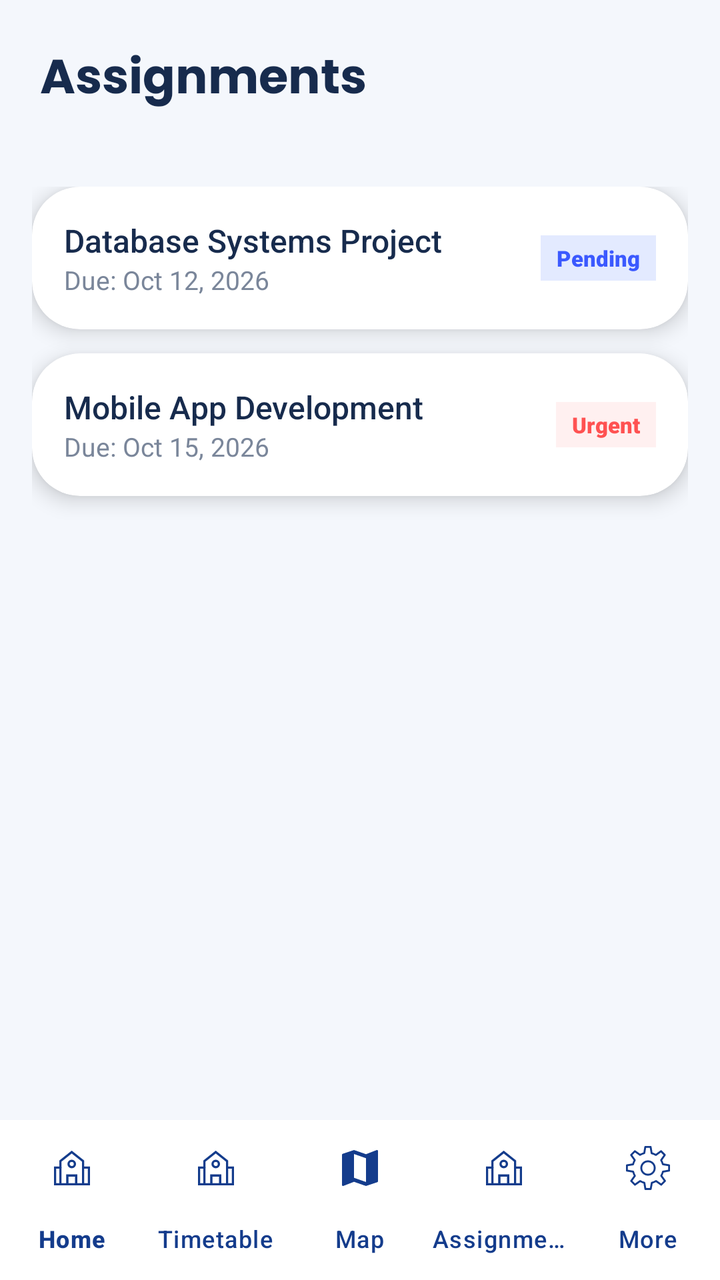
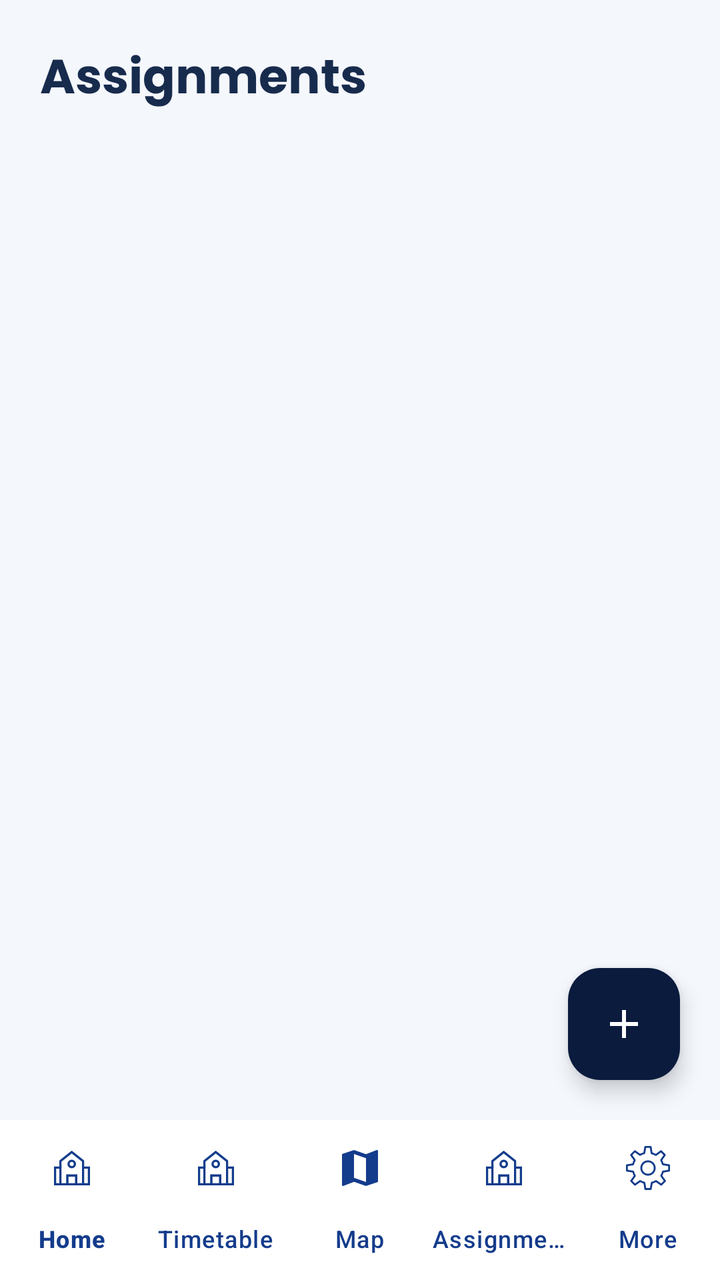

Compare the two renders of this Android layout. The source of the first and the diff that turns it into the second are given below.
<!-- AndroidManifest.xml: application theme Theme.MyCampusComp -->
<!-- res/layout/activity_assignments.xml -->
<?xml version="1.0" encoding="utf-8"?>
<androidx.constraintlayout.widget.ConstraintLayout xmlns:android="http://schemas.android.com/apk/res/android"
    xmlns:app="http://schemas.android.com/apk/res-auto"
    xmlns:tools="http://schemas.android.com/tools"
    android:layout_width="match_parent"
    android:layout_height="match_parent"
    android:background="#F4F7FC"
    tools:context=".AssignmentsActivity">

    <TextView
        android:id="@+id/tvTitle"
        android:layout_width="wrap_content"
        android:layout_height="wrap_content"
        android:layout_margin="20dp"
        android:fontFamily="@font/poppins_bold"
        android:text="Assignments"
        android:textColor="#172B4D"
        android:textSize="24sp"
        app:layout_constraintStart_toStartOf="parent"
        app:layout_constraintTop_toTopOf="parent" />

    <androidx.core.widget.NestedScrollView
        android:layout_width="match_parent"
        android:layout_height="0dp"
        android:layout_marginTop="16dp"
        app:layout_constraintBottom_toTopOf="@id/bottomNavigation"
        app:layout_constraintTop_toBottomOf="@id/tvTitle">

        <LinearLayout
            android:layout_width="match_parent"
            android:layout_height="wrap_content"
            android:orientation="vertical"
            android:padding="16dp">

            
            <com.google.android.material.card.MaterialCardView
                android:layout_width="match_parent"
                android:layout_height="wrap_content"
                android:layout_marginBottom="12dp"
                app:cardBackgroundColor="@color/white"
                app:cardCornerRadius="24dp"
                app:cardElevation="6dp"
                app:strokeWidth="0dp">

                <androidx.constraintlayout.widget.ConstraintLayout
                    android:layout_width="match_parent"
                    android:layout_height="wrap_content"
                    android:padding="16dp">

                    <TextView
                        android:id="@+id/tvAssignment1Name"
                        android:layout_width="wrap_content"
                        android:layout_height="wrap_content"
                        android:fontFamily="sans-serif-medium"
                        android:text="Database Systems Project"
                        android:textColor="#172B4D"
                        android:textSize="16sp"
                        app:layout_constraintStart_toStartOf="parent"
                        app:layout_constraintTop_toTopOf="parent" />

                    <TextView
                        android:id="@+id/tvAssignment1Due"
                        android:layout_width="wrap_content"
                        android:layout_height="wrap_content"
                        android:fontFamily="sans-serif"
                        android:text="Due: Oct 12, 2026"
                        android:textColor="#7A869A"
                        android:textSize="13sp"
                        app:layout_constraintStart_toStartOf="parent"
                        app:layout_constraintTop_toBottomOf="@id/tvAssignment1Name" />

                    <TextView
                        android:layout_width="wrap_content"
                        android:layout_height="wrap_content"
                        android:background="#E3EAFF"
                        android:fontFamily="sans-serif-black"
                        android:paddingHorizontal="8dp"
                        android:paddingVertical="4dp"
                        android:text="Pending"
                        android:textColor="#3B59FF"
                        android:textSize="11sp"
                        app:layout_constraintBottom_toBottomOf="parent"
                        app:layout_constraintEnd_toEndOf="parent"
                        app:layout_constraintTop_toTopOf="parent" />

                </androidx.constraintlayout.widget.ConstraintLayout>
            </com.google.android.material.card.MaterialCardView>

            
            <com.google.android.material.card.MaterialCardView
                android:layout_width="match_parent"
                android:layout_height="wrap_content"
                android:layout_marginBottom="12dp"
                app:cardBackgroundColor="@color/white"
                app:cardCornerRadius="24dp"
                app:cardElevation="6dp"
                app:strokeWidth="0dp">

                <androidx.constraintlayout.widget.ConstraintLayout
                    android:layout_width="match_parent"
                    android:layout_height="wrap_content"
                    android:padding="16dp">

                    <TextView
                        android:id="@+id/tvAssignment2Name"
                        android:layout_width="wrap_content"
                        android:layout_height="wrap_content"
                        android:fontFamily="sans-serif-medium"
                        android:text="Mobile App Development"
                        android:textColor="#172B4D"
                        android:textSize="16sp"
                        app:layout_constraintStart_toStartOf="parent"
                        app:layout_constraintTop_toTopOf="parent" />

                    <TextView
                        android:id="@+id/tvAssignment2Due"
                        android:layout_width="wrap_content"
                        android:layout_height="wrap_content"
                        android:fontFamily="sans-serif"
                        android:text="Due: Oct 15, 2026"
                        android:textColor="#7A869A"
                        android:textSize="13sp"
                        app:layout_constraintStart_toStartOf="parent"
                        app:layout_constraintTop_toBottomOf="@id/tvAssignment2Name" />

                    <TextView
                        android:layout_width="wrap_content"
                        android:layout_height="wrap_content"
                        android:background="#FFF0F0"
                        android:fontFamily="sans-serif-black"
                        android:paddingHorizontal="8dp"
                        android:paddingVertical="4dp"
                        android:text="Urgent"
                        android:textColor="#FF5252"
                        android:textSize="11sp"
                        app:layout_constraintBottom_toBottomOf="parent"
                        app:layout_constraintEnd_toEndOf="parent"
                        app:layout_constraintTop_toTopOf="parent" />

                </androidx.constraintlayout.widget.ConstraintLayout>
            </com.google.android.material.card.MaterialCardView>

        </LinearLayout>
    </androidx.core.widget.NestedScrollView>

    <com.google.android.material.bottomnavigation.BottomNavigationView
        android:id="@+id/bottomNavigation"
        android:layout_width="match_parent"
        android:layout_height="wrap_content"
        android:background="@color/white"
        android:elevation="16dp"
        app:itemIconTint="@color/blueDark"
        app:itemTextColor="@color/blueDark"
        app:labelVisibilityMode="labeled"
        app:layout_constraintBottom_toBottomOf="parent"
        app:menu="@menu/bottom_nav_menu" />

</androidx.constraintlayout.widget.ConstraintLayout>
<!-- resources referenced by this layout -->
<resources>
  <color name="blueDark">#143C8C</color>
  <color name="white">#FFFFFFFF</color>
  <style name="Theme.MyCampusComp" parent="Base.Theme.MyCampusComp" />
  <style name="Base.Theme.MyCampusComp" parent="Theme.Material3.DayNight.NoActionBar">
          
          
      </style>
</resources>

<!-- the commit's change to res/layout/activity_assignments.xml (unified diff, before → after) -->
@@ -19,129 +19,43 @@
         app:layout_constraintStart_toStartOf="parent"
         app:layout_constraintTop_toTopOf="parent" />
 
-    <androidx.core.widget.NestedScrollView
+    <TextView
+        android:id="@+id/tvEmptyState"
+        android:layout_width="0dp"
+        android:layout_height="wrap_content"
+        android:layout_marginHorizontal="20dp"
+        android:layout_marginTop="40dp"
+        android:gravity="center"
+        android:text="No assignments yet. Tap + to add one."
+        android:textColor="#7A869A"
+        android:textSize="14sp"
+        android:visibility="gone"
+        app:layout_constraintEnd_toEndOf="parent"
+        app:layout_constraintStart_toStartOf="parent"
+        app:layout_constraintTop_toBottomOf="@id/tvTitle" />
+
+    <androidx.recyclerview.widget.RecyclerView
+        android:id="@+id/rvAssignments"
         android:layout_width="match_parent"
         android:layout_height="0dp"
         android:layout_marginTop="16dp"
+        android:clipToPadding="false"
+        android:paddingHorizontal="16dp"
+        android:paddingBottom="88dp"
         app:layout_constraintBottom_toTopOf="@id/bottomNavigation"
-        app:layout_constraintTop_toBottomOf="@id/tvTitle">
+        app:layout_constraintTop_toBottomOf="@id/tvTitle" />
 
-        <LinearLayout
-            android:layout_width="match_parent"
-            android:layout_height="wrap_content"
-            android:orientation="vertical"
-            android:padding="16dp">
-
-            
-            <com.google.android.material.card.MaterialCardView
-                android:layout_width="match_parent"
-                android:layout_height="wrap_content"
-                android:layout_marginBottom="12dp"
-                app:cardBackgroundColor="@color/white"
-                app:cardCornerRadius="24dp"
-                app:cardElevation="6dp"
-                app:strokeWidth="0dp">
-
-                <androidx.constraintlayout.widget.ConstraintLayout
-                    android:layout_width="match_parent"
-                    android:layout_height="wrap_content"
-                    android:padding="16dp">
-
-                    <TextView
-                        android:id="@+id/tvAssignment1Name"
-                        android:layout_width="wrap_content"
-                        android:layout_height="wrap_content"
-                        android:fontFamily="sans-serif-medium"
-                        android:text="Database Systems Project"
-                        android:textColor="#172B4D"
-                        android:textSize="16sp"
-                        app:layout_constraintStart_toStartOf="parent"
-                        app:layout_constraintTop_toTopOf="parent" />
-
-                    <TextView
-                        android:id="@+id/tvAssignment1Due"
-                        android:layout_width="wrap_content"
-                        android:layout_height="wrap_content"
-                        android:fontFamily="sans-serif"
-                        android:text="Due: Oct 12, 2026"
-                        android:textColor="#7A869A"
-                        android:textSize="13sp"
-                        app:layout_constraintStart_toStartOf="parent"
-                        app:layout_constraintTop_toBottomOf="@id/tvAssignment1Name" />
-
-                    <TextView
-                        android:layout_width="wrap_content"
-                        android:layout_height="wrap_content"
-                        android:background="#E3EAFF"
-                        android:fontFamily="sans-serif-black"
-                        android:paddingHorizontal="8dp"
-                        android:paddingVertical="4dp"
-                        android:text="Pending"
-                        android:textColor="#3B59FF"
-                        android:textSize="11sp"
-                        app:layout_constraintBottom_toBottomOf="parent"
-                        app:layout_constraintEnd_toEndOf="parent"
-                        app:layout_constraintTop_toTopOf="parent" />
-
-                </androidx.constraintlayout.widget.ConstraintLayout>
-            </com.google.android.material.card.MaterialCardView>
-
-            
-            <com.google.android.material.card.MaterialCardView
-                android:layout_width="match_parent"
-                android:layout_height="wrap_content"
-                android:layout_marginBottom="12dp"
-                app:cardBackgroundColor="@color/white"
-                app:cardCornerRadius="24dp"
-                app:cardElevation="6dp"
-                app:strokeWidth="0dp">
-
-                <androidx.constraintlayout.widget.ConstraintLayout
-                    android:layout_width="match_parent"
-                    android:layout_height="wrap_content"
-                    android:padding="16dp">
-
-                    <TextView
-                        android:id="@+id/tvAssignment2Name"
-                        android:layout_width="wrap_content"
-                        android:layout_height="wrap_content"
-                        android:fontFamily="sans-serif-medium"
-                        android:text="Mobile App Development"
-                        android:textColor="#172B4D"
-                        android:textSize="16sp"
-                        app:layout_constraintStart_toStartOf="parent"
-                        app:layout_constraintTop_toTopOf="parent" />
-
-                    <TextView
-                        android:id="@+id/tvAssignment2Due"
-                        android:layout_width="wrap_content"
-                        android:layout_height="wrap_content"
-                        android:fontFamily="sans-serif"
-                        android:text="Due: Oct 15, 2026"
-                        android:textColor="#7A869A"
-                        android:textSize="13sp"
-                        app:layout_constraintStart_toStartOf="parent"
-                        app:layout_constraintTop_toBottomOf="@id/tvAssignment2Name" />
-
-                    <TextView
-                        android:layout_width="wrap_content"
-                        android:layout_height="wrap_content"
-                        android:background="#FFF0F0"
-                        android:fontFamily="sans-serif-black"
-                        android:paddingHorizontal="8dp"
-                        android:paddingVertical="4dp"
-                        android:text="Urgent"
-                        android:textColor="#FF5252"
-                        android:textSize="11sp"
-                        app:layout_constraintBottom_toBottomOf="parent"
-                        app:layout_constraintEnd_toEndOf="parent"
-                        app:layout_constraintTop_toTopOf="parent" />
-
-                </androidx.constraintlayout.widget.ConstraintLayout>
-            </com.google.android.material.card.MaterialCardView>
-
-        </LinearLayout>
-    </androidx.core.widget.NestedScrollView>
+    <com.google.android.material.floatingactionbutton.FloatingActionButton
+        android:id="@+id/fabAddAssignment"
+        android:layout_width="wrap_content"
+        android:layout_height="wrap_content"
+        android:layout_marginEnd="20dp"
+        android:layout_marginBottom="20dp"
+        android:src="@drawable/ic_add_white"
+        app:backgroundTint="@color/navy_dark"
+        app:layout_constraintBottom_toTopOf="@id/bottomNavigation"
+        app:layout_constraintEnd_toEndOf="parent"
+        app:tint="@color/white" />
 
     <com.google.android.material.bottomnavigation.BottomNavigationView
         android:id="@+id/bottomNavigation"
<!-- resource entries referenced after the edit -->
@@ -1,7 +1,18 @@
 <!-- resources referenced by this layout -->
 <resources>
   <color name="blueDark">#143C8C</color>
+  <color name="navy_dark">#0A1B3D</color>
   <color name="white">#FFFFFFFF</color>
+  <!-- drawable ic_add_white (drawable) -->
+  <vector xmlns:android="http://schemas.android.com/apk/res/android"
+      android:width="24dp"
+      android:height="24dp"
+      android:viewportWidth="24"
+      android:viewportHeight="24">
+      <path
+          android:fillColor="#FFFFFF"
+          android:pathData="M19,13h-6v6h-2v-6H5v-2h6V5h2v6h6V13z" />
+  </vector>
   <style name="Theme.MyCampusComp" parent="Base.Theme.MyCampusComp" />
   <style name="Base.Theme.MyCampusComp" parent="Theme.Material3.DayNight.NoActionBar">
           
